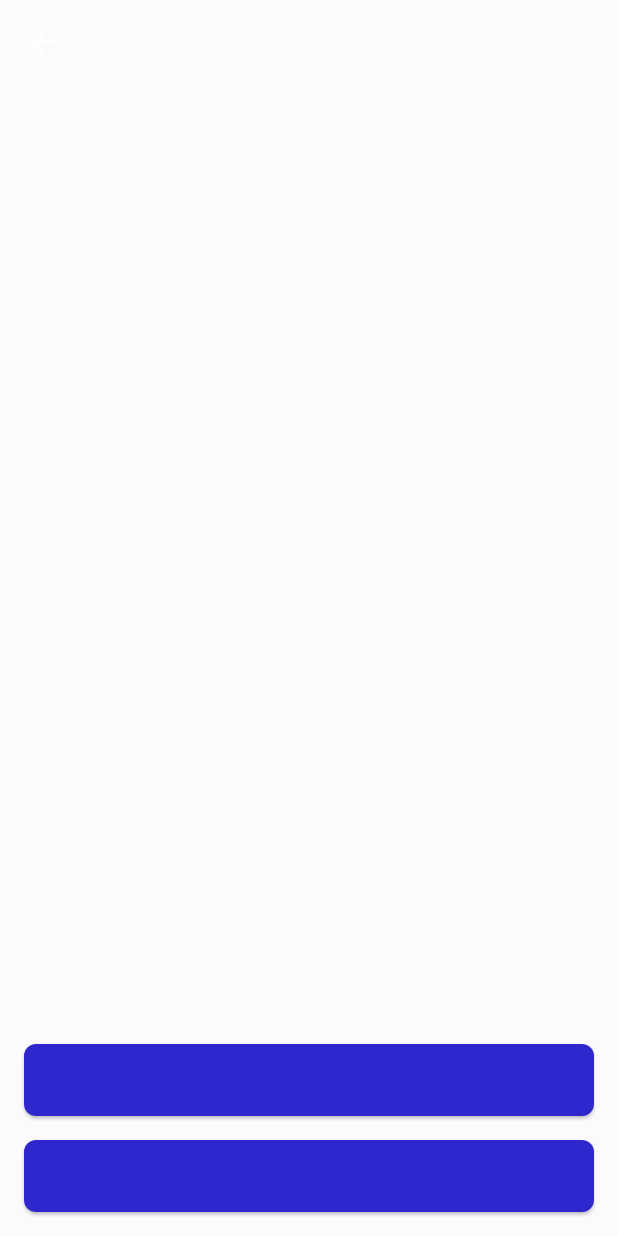
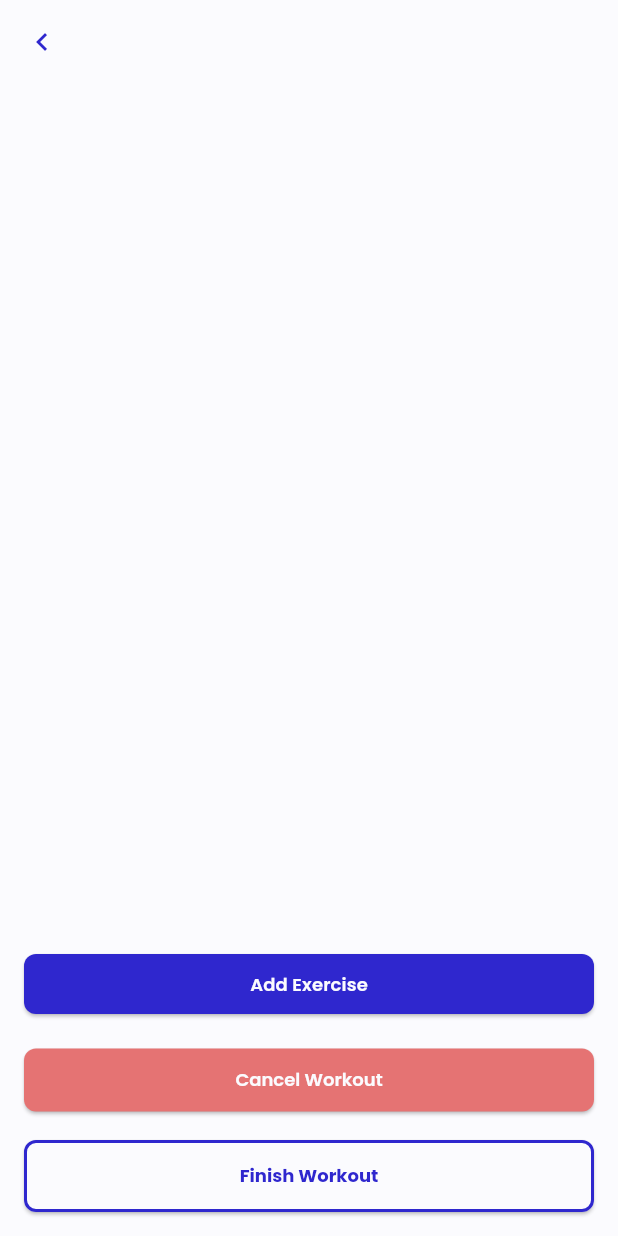
Before and after one commit to Qoqqa/heronfit, a Flutter app: the StartWorkoutFromTemplate screen opened directly with empty values, on a phone screen of 412 x 824 dp. Run offline on Flutter 3.47's test engine with Material 3 defaults, Android fonts, the phone set to English and light mode, and no system bars; our stand-ins replace cached_network_image, flutter_animate, flutter_dotenv, flutter_spinkit, font_awesome_flutter, google_fonts and 6 more; missing offline and left inert: flutterflow_ui; accounts and stored records are empty.

Commit message:
Fix spacing and style StartWorkoutFromTemplate

```diff
--- a/lib/views/workout/start_workout_from_template.dart
+++ b/lib/views/workout/start_workout_from_template.dart
@@ -10,10 +10,12 @@ import 'package:heronfit/models/set_data_model.dart';
 class StartWorkoutFromTemplate extends StatefulWidget {
   final Workout workout;
 
-  const StartWorkoutFromTemplate({Key? key, required this.workout}) : super(key: key);
+  const StartWorkoutFromTemplate({Key? key, required this.workout})
+    : super(key: key);
 
   @override
-  _StartWorkoutFromTemplateState createState() => _StartWorkoutFromTemplateState();
+  _StartWorkoutFromTemplateState createState() =>
+      _StartWorkoutFromTemplateState();
 }
 
 class _StartWorkoutFromTemplateState extends State<StartWorkoutFromTemplate> {
@@ -25,8 +27,10 @@ class _StartWorkoutFromTemplateState extends State<StartWorkoutFromTemplate> {
     _controller = StartNewWorkoutController(workout: widget.workout);
 
     // Preload exercises and initialize their sets separately
-    _controller.exercises = widget.workout.exercises
-        .map((exerciseName) => Exercise(
+    _controller.exercises =
+        widget.workout.exercises
+            .map(
+              (exerciseName) => Exercise(
                 id: '', // Provide a default or unique ID if necessary
                 name: exerciseName,
                 force: '', // Provide default values for other required fields
@@ -38,7 +42,8 @@ class _StartWorkoutFromTemplateState extends State<StartWorkoutFromTemplate> {
                 instructions: [],
                 category: '',
                 imageUrl: '',
-            ))
+              ),
+            )
             .toList();
 
     // Initialize the sets for each exercise
@@ -60,7 +65,16 @@ class _StartWorkoutFromTemplateState extends State<StartWorkoutFromTemplate> {
     return Scaffold(
       appBar: AppBar(
         backgroundColor: HeronFitTheme.bgLight,
-        automaticallyImplyLeading: true,
+        automaticallyImplyLeading: false, // Disable default back button
+        leading: IconButton(
+          icon: Icon(
+            Icons.chevron_left,
+            color: HeronFitTheme.primary, // Use the primary color
+          ),
+          onPressed: () {
+            Navigator.pop(context); // Navigate back
+          },
+        ),
         title: Text(
           widget.workout.name,
           style: HeronFitTheme.textTheme.headlineSmall?.copyWith(
@@ -82,7 +96,9 @@ class _StartWorkoutFromTemplateState extends State<StartWorkoutFromTemplate> {
                   itemCount: _controller.exercises.length,
                   itemBuilder: (context, index) {
                     final exercise = _controller.exercises[index];
-                    return ExerciseCard(
+                    return Column(
+                      children: [
+                        ExerciseCard(
                           exercise: exercise,
                           workoutId: widget.workout.id,
                           onAddSet: () {
@@ -90,6 +106,9 @@ class _StartWorkoutFromTemplateState extends State<StartWorkoutFromTemplate> {
                               _controller.addSet(exercise);
                             });
                           },
+                        ),
+                        const SizedBox(height: 16.0), // Add space between cards
+                      ],
                     );
                   },
                 ),
@@ -100,7 +119,9 @@ class _StartWorkoutFromTemplateState extends State<StartWorkoutFromTemplate> {
                   final selectedExercise = await Navigator.push(
                     context,
                     MaterialPageRoute(
-                      builder: (context) => AddExerciseScreen(workoutId: widget.workout.id),
+                      builder:
+                          (context) =>
+                              AddExerciseScreen(workoutId: widget.workout.id),
                     ),
                   );
                   if (selectedExercise != null) {
@@ -110,30 +131,77 @@ class _StartWorkoutFromTemplateState extends State<StartWorkoutFromTemplate> {
                   }
                 },
                 style: ElevatedButton.styleFrom(
-                  minimumSize: const Size(double.infinity, 48.0),
+                  minimumSize: const Size(double.infinity, 40.0),
                   backgroundColor: HeronFitTheme.primary,
                   shape: RoundedRectangleBorder(
                     borderRadius: BorderRadius.circular(8.0),
                   ),
                 ),
-                child: const Text('Add Exercise'),
+                child: Text(
+                  'Add Exercise',
+                  style: HeronFitTheme.textTheme.labelMedium?.copyWith(
+                    color: HeronFitTheme.bgLight,
+                    fontWeight: FontWeight.w600,
+                  ),
+                ),
               ),
               const SizedBox(height: 16.0),
               ElevatedButton(
                 onPressed: () {
-                  Navigator.pushNamed(context, '/workoutComplete', arguments: {
+                  // Navigator.pushNamed(context, WorkoutWidget.routeName);
+                },
+                style: ElevatedButton.styleFrom(
+                  minimumSize: const Size(double.infinity, 40.0),
+                  backgroundColor: HeronFitTheme.error,
+                  textStyle: HeronFitTheme.textTheme.labelMedium?.copyWith(
+                    color: Colors.white,
+                    fontWeight: FontWeight.w500,
+                  ),
+                  padding: const EdgeInsets.symmetric(vertical: 12.0),
+                  shape: RoundedRectangleBorder(
+                    borderRadius: BorderRadius.circular(8.0),
+                  ),
+                ),
+                child: Text(
+                  'Cancel Workout',
+                  style: HeronFitTheme.textTheme.labelMedium?.copyWith(
+                    color: HeronFitTheme.bgLight,
+                    fontWeight: FontWeight.w600,
+                  ),
+                ),
+              ),
+              const SizedBox(height: 16.0),
+              ElevatedButton(
+                onPressed: () {
+                  Navigator.pushNamed(
+                    context,
+                    '/workoutComplete',
+                    arguments: {
                       'workoutId': widget.workout.id,
-                    'startTime': DateTime.now().subtract(Duration(seconds: _controller.duration)),
+                      'startTime': DateTime.now().subtract(
+                        Duration(seconds: _controller.duration),
+                      ),
                       'endTime': DateTime.now(),
                       'workoutName': widget.workout.name,
-                    'exercises': _controller.exercises.map((e) => e.name).toList(),
-                  });
+                      'exercises':
+                          _controller.exercises.map((e) => e.name).toList(),
+                    },
+                  );
                 },
                 style: ElevatedButton.styleFrom(
                   minimumSize: const Size(double.infinity, 48.0),
-                  backgroundColor: HeronFitTheme.primary,
+                  backgroundColor: HeronFitTheme.bgLight,
+                  textStyle: HeronFitTheme.textTheme.labelMedium?.copyWith(
+                    color: HeronFitTheme.primary,
+                    fontWeight: FontWeight.bold,
+                  ),
+                  padding: const EdgeInsets.symmetric(vertical: 12.0),
                   shape: RoundedRectangleBorder(
                     borderRadius: BorderRadius.circular(8.0),
+                    side: const BorderSide(
+                      color: HeronFitTheme.primary,
+                      width: 2.0,
+                    ),
                   ),
                 ),
                 child: const Text('Finish Workout'),
```
Lines whose indentation alone changed are shown as unchanged.
